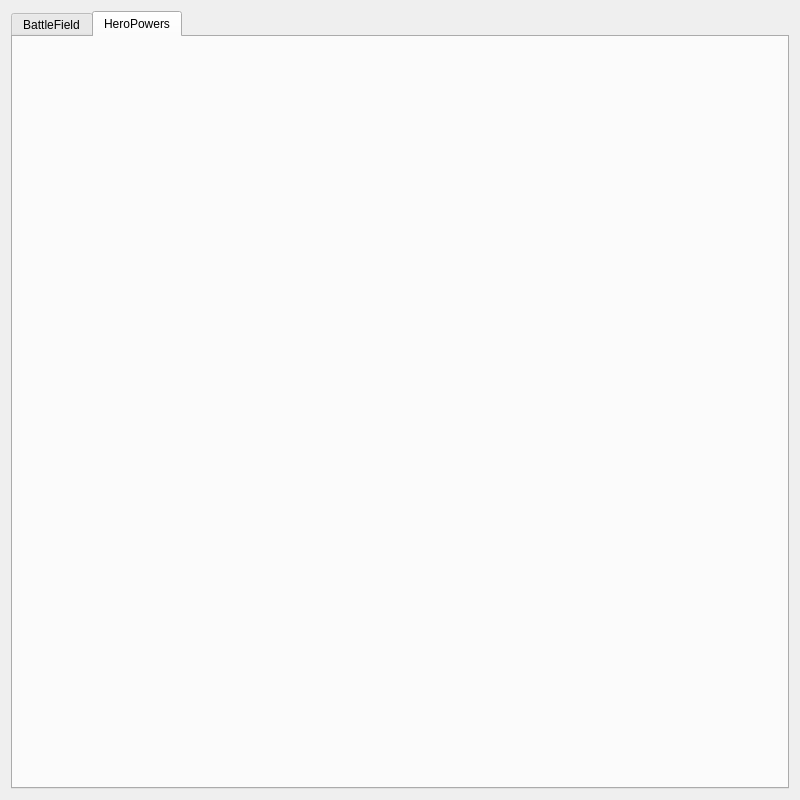
Qt form courses/prog_base_3/NEWproject/courseWork/battlefieldui.ui (Tayum/KPI-Courses) before a commit.
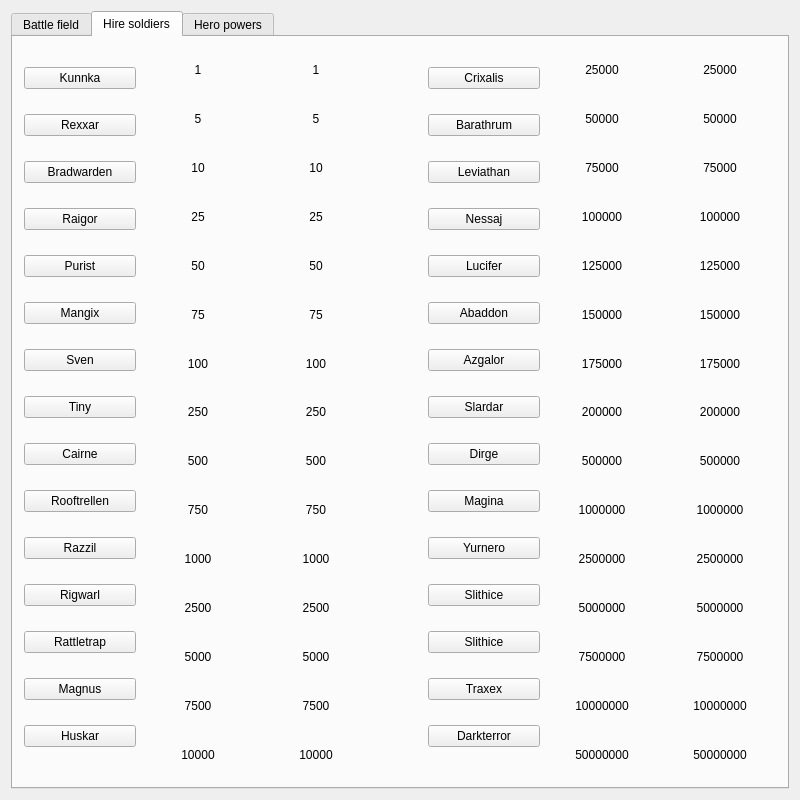
The same form after that commit. The open tabs and pages were chosen to show the change.

```diff
--- a/courses/prog_base_3/NEWproject/courseWork/battlefieldui.ui
+++ b/courses/prog_base_3/NEWproject/courseWork/battlefieldui.ui
@@ -46,7 +46,7 @@
       </property>
       <widget class="QWidget" name="BattleField_tab">
        <attribute name="title">
-        <string>BattleField</string>
+        <string>Battle field</string>
        </attribute>
        <layout class="QGridLayout" name="gridLayout_2">
         <item row="0" column="0">
@@ -195,9 +195,874 @@
         </item>
        </layout>
       </widget>
+      <widget class="QWidget" name="HireArmy_tab">
+       <attribute name="title">
+        <string>Hire soldiers</string>
+       </attribute>
+       <layout class="QGridLayout" name="gridLayout_3">
+        <item row="0" column="0">
+         <layout class="QHBoxLayout" name="horizontalLayout_2">
+          <item>
+           <layout class="QVBoxLayout" name="verticalLayout_4">
+            <item>
+             <widget class="QPushButton" name="soldier_btn_1">
+              <property name="text">
+               <string>Kunnka</string>
+              </property>
+             </widget>
+            </item>
+            <item>
+             <widget class="QPushButton" name="soldier_btn_2">
+              <property name="text">
+               <string>Rexxar</string>
+              </property>
+             </widget>
+            </item>
+            <item>
+             <widget class="QPushButton" name="soldier_btn_3">
+              <property name="text">
+               <string>Bradwarden</string>
+              </property>
+             </widget>
+            </item>
+            <item>
+             <widget class="QPushButton" name="soldier_btn_4">
+              <property name="text">
+               <string>Raigor</string>
+              </property>
+             </widget>
+            </item>
+            <item>
+             <widget class="QPushButton" name="soldier_btn_5">
+              <property name="text">
+               <string>Purist</string>
+              </property>
+             </widget>
+            </item>
+            <item>
+             <widget class="QPushButton" name="soldier_btn_6">
+              <property name="text">
+               <string>Mangix</string>
+              </property>
+             </widget>
+            </item>
+            <item>
+             <widget class="QPushButton" name="soldier_btn_7">
+              <property name="text">
+               <string>Sven</string>
+              </property>
+             </widget>
+            </item>
+            <item>
+             <widget class="QPushButton" name="soldier_btn_8">
+              <property name="text">
+               <string>Tiny</string>
+              </property>
+             </widget>
+            </item>
+            <item>
+             <widget class="QPushButton" name="soldier_btn_9">
+              <property name="text">
+               <string>Cairne</string>
+              </property>
+             </widget>
+            </item>
+            <item>
+             <widget class="QPushButton" name="soldier_btn_10">
+              <property name="text">
+               <string>Rooftrellen</string>
+              </property>
+             </widget>
+            </item>
+            <item>
+             <widget class="QPushButton" name="soldier_btn_11">
+              <property name="text">
+               <string>Razzil</string>
+              </property>
+             </widget>
+            </item>
+            <item>
+             <widget class="QPushButton" name="soldier_btn_12">
+              <property name="text">
+               <string>Rigwarl</string>
+              </property>
+             </widget>
+            </item>
+            <item>
+             <widget class="QPushButton" name="soldier_btn_13">
+              <property name="text">
+               <string>Rattletrap</string>
+              </property>
+             </widget>
+            </item>
+            <item>
+             <widget class="QPushButton" name="soldier_btn_14">
+              <property name="text">
+               <string>Magnus</string>
+              </property>
+             </widget>
+            </item>
+            <item>
+             <widget class="QPushButton" name="soldier_btn_15">
+              <property name="text">
+               <string>Huskar</string>
+              </property>
+             </widget>
+            </item>
+           </layout>
+          </item>
+          <item>
+           <layout class="QVBoxLayout" name="verticalLayout_5">
+            <item>
+             <widget class="QLabel" name="soldier_dmg_lbl_1">
+              <property name="text">
+               <string>1</string>
+              </property>
+              <property name="alignment">
+               <set>Qt::AlignCenter</set>
+              </property>
+             </widget>
+            </item>
+            <item>
+             <widget class="QLabel" name="soldier_dmg_lbl_2">
+              <property name="text">
+               <string>5</string>
+              </property>
+              <property name="alignment">
+               <set>Qt::AlignCenter</set>
+              </property>
+             </widget>
+            </item>
+            <item>
+             <widget class="QLabel" name="soldier_dmg_lbl_3">
+              <property name="text">
+               <string>10</string>
+              </property>
+              <property name="alignment">
+               <set>Qt::AlignCenter</set>
+              </property>
+             </widget>
+            </item>
+            <item>
+             <widget class="QLabel" name="soldier_dmg_lbl_4">
+              <property name="text">
+               <string>25</string>
+              </property>
+              <property name="alignment">
+               <set>Qt::AlignCenter</set>
+              </property>
+             </widget>
+            </item>
+            <item>
+             <widget class="QLabel" name="soldier_dmg_lbl_5">
+              <property name="text">
+               <string>50</string>
+              </property>
+              <property name="alignment">
+               <set>Qt::AlignCenter</set>
+              </property>
+             </widget>
+            </item>
+            <item>
+             <widget class="QLabel" name="soldier_dmg_lbl_6">
+              <property name="text">
+               <string>75</string>
+              </property>
+              <property name="alignment">
+               <set>Qt::AlignCenter</set>
+              </property>
+             </widget>
+            </item>
+            <item>
+             <widget class="QLabel" name="soldier_dmg_lbl_7">
+              <property name="text">
+               <string>100</string>
+              </property>
+              <property name="alignment">
+               <set>Qt::AlignCenter</set>
+              </property>
+             </widget>
+            </item>
+            <item>
+             <widget class="QLabel" name="soldier_dmg_lbl_8">
+              <property name="text">
+               <string>250</string>
+              </property>
+              <property name="alignment">
+               <set>Qt::AlignCenter</set>
+              </property>
+             </widget>
+            </item>
+            <item>
+             <widget class="QLabel" name="soldier_dmg_lbl_9">
+              <property name="text">
+               <string>500</string>
+              </property>
+              <property name="alignment">
+               <set>Qt::AlignCenter</set>
+              </property>
+             </widget>
+            </item>
+            <item>
+             <widget class="QLabel" name="soldier_dmg_lbl_10">
+              <property name="text">
+               <string>750</string>
+              </property>
+              <property name="alignment">
+               <set>Qt::AlignCenter</set>
+              </property>
+             </widget>
+            </item>
+            <item>
+             <widget class="QLabel" name="soldier_dmg_lbl_11">
+              <property name="text">
+               <string>1000</string>
+              </property>
+              <property name="alignment">
+               <set>Qt::AlignCenter</set>
+              </property>
+             </widget>
+            </item>
+            <item>
+             <widget class="QLabel" name="soldier_dmg_lbl_12">
+              <property name="text">
+               <string>2500</string>
+              </property>
+              <property name="alignment">
+               <set>Qt::AlignCenter</set>
+              </property>
+             </widget>
+            </item>
+            <item>
+             <widget class="QLabel" name="soldier_dmg_lbl_13">
+              <property name="text">
+               <string>5000</string>
+              </property>
+              <property name="alignment">
+               <set>Qt::AlignCenter</set>
+              </property>
+             </widget>
+            </item>
+            <item>
+             <widget class="QLabel" name="soldier_dmg_lbl_14">
+              <property name="text">
+               <string>7500</string>
+              </property>
+              <property name="alignment">
+               <set>Qt::AlignCenter</set>
+              </property>
+             </widget>
+            </item>
+            <item>
+             <widget class="QLabel" name="soldier_dmg_lbl_15">
+              <property name="text">
+               <string>10000</string>
+              </property>
+              <property name="alignment">
+               <set>Qt::AlignCenter</set>
+              </property>
+             </widget>
+            </item>
+           </layout>
+          </item>
+          <item>
+           <layout class="QVBoxLayout" name="verticalLayout_6">
+            <item>
+             <widget class="QLabel" name="soldier_price_lbl_1">
+              <property name="text">
+               <string>1</string>
+              </property>
+              <property name="alignment">
+               <set>Qt::AlignCenter</set>
+              </property>
+             </widget>
+            </item>
+            <item>
+             <widget class="QLabel" name="soldier_price_lbl_2">
+              <property name="text">
+               <string>5</string>
+              </property>
+              <property name="alignment">
+               <set>Qt::AlignCenter</set>
+              </property>
+             </widget>
+            </item>
+            <item>
+             <widget class="QLabel" name="soldier_price_lbl_3">
+              <property name="text">
+               <string>10</string>
+              </property>
+              <property name="alignment">
+               <set>Qt::AlignCenter</set>
+              </property>
+             </widget>
+            </item>
+            <item>
+             <widget class="QLabel" name="soldier_price_lbl_4">
+              <property name="text">
+               <string>25</string>
+              </property>
+              <property name="alignment">
+               <set>Qt::AlignCenter</set>
+              </property>
+             </widget>
+            </item>
+            <item>
+             <widget class="QLabel" name="soldier_price_lbl_5">
+              <property name="text">
+               <string>50</string>
+              </property>
+              <property name="alignment">
+               <set>Qt::AlignCenter</set>
+              </property>
+             </widget>
+            </item>
+            <item>
+             <widget class="QLabel" name="soldier_price_lbl_6">
+              <property name="text">
+               <string>75</string>
+              </property>
+              <property name="alignment">
+               <set>Qt::AlignCenter</set>
+              </property>
+             </widget>
+            </item>
+            <item>
+             <widget class="QLabel" name="soldier_price_lbl_7">
+              <property name="text">
+               <string>100</string>
+              </property>
+              <property name="alignment">
+               <set>Qt::AlignCenter</set>
+              </property>
+             </widget>
+            </item>
+            <item>
+             <widget class="QLabel" name="soldier_price_lbl_8">
+              <property name="text">
+               <string>250</string>
+              </property>
+              <property name="alignment">
+               <set>Qt::AlignCenter</set>
+              </property>
+             </widget>
+            </item>
+            <item>
+             <widget class="QLabel" name="soldier_price_lbl_9">
+              <property name="text">
+               <string>500</string>
+              </property>
+              <property name="alignment">
+               <set>Qt::AlignCenter</set>
+              </property>
+             </widget>
+            </item>
+            <item>
+             <widget class="QLabel" name="soldier_price_lbl_10">
+              <property name="text">
+               <string>750</string>
+              </property>
+              <property name="alignment">
+               <set>Qt::AlignCenter</set>
+              </property>
+             </widget>
+            </item>
+            <item>
+             <widget class="QLabel" name="soldier_price_lbl_11">
+              <property name="text">
+               <string>1000</string>
+              </property>
+              <property name="alignment">
+               <set>Qt::AlignCenter</set>
+              </property>
+             </widget>
+            </item>
+            <item>
+             <widget class="QLabel" name="soldier_price_lbl_12">
+              <property name="text">
+               <string>2500</string>
+              </property>
+              <property name="alignment">
+               <set>Qt::AlignCenter</set>
+              </property>
+             </widget>
+            </item>
+            <item>
+             <widget class="QLabel" name="soldier_price_lbl_13">
+              <property name="text">
+               <string>5000</string>
+              </property>
+              <property name="alignment">
+               <set>Qt::AlignCenter</set>
+              </property>
+             </widget>
+            </item>
+            <item>
+             <widget class="QLabel" name="soldier_price_lbl_14">
+              <property name="text">
+               <string>7500</string>
+              </property>
+              <property name="alignment">
+               <set>Qt::AlignCenter</set>
+              </property>
+             </widget>
+            </item>
+            <item>
+             <widget class="QLabel" name="soldier_price_lbl_15">
+              <property name="text">
+               <string>10000</string>
+              </property>
+              <property name="alignment">
+               <set>Qt::AlignCenter</set>
+              </property>
+             </widget>
+            </item>
+           </layout>
+          </item>
+         </layout>
+        </item>
+        <item row="0" column="1">
+         <spacer name="horizontalSpacer">
+          <property name="orientation">
+           <enum>Qt::Horizontal</enum>
+          </property>
+          <property name="sizeType">
+           <enum>QSizePolicy::Fixed</enum>
+          </property>
+          <property name="sizeHint" stdset="0">
+           <size>
+            <width>50</width>
+            <height>20</height>
+           </size>
+          </property>
+         </spacer>
+        </item>
+        <item row="0" column="2">
+         <layout class="QHBoxLayout" name="horizontalLayout_4">
+          <item>
+           <layout class="QVBoxLayout" name="verticalLayout_7">
+            <item>
+             <widget class="QPushButton" name="soldier_2_btn_1">
+              <property name="text">
+               <string>Crixalis</string>
+              </property>
+             </widget>
+            </item>
+            <item>
+             <widget class="QPushButton" name="soldier_2_btn_2">
+              <property name="text">
+               <string>Barathrum</string>
+              </property>
+             </widget>
+            </item>
+            <item>
+             <widget class="QPushButton" name="soldier_2_btn_3">
+              <property name="text">
+               <string>Leviathan</string>
+              </property>
+             </widget>
+            </item>
+            <item>
+             <widget class="QPushButton" name="soldier_2_btn_4">
+              <property name="text">
+               <string>Nessaj</string>
+              </property>
+             </widget>
+            </item>
+            <item>
+             <widget class="QPushButton" name="soldier_2_btn_5">
+              <property name="text">
+               <string>Lucifer</string>
+              </property>
+             </widget>
+            </item>
+            <item>
+             <widget class="QPushButton" name="soldier_2_btn_6">
+              <property name="text">
+               <string>Abaddon</string>
+              </property>
+             </widget>
+            </item>
+            <item>
+             <widget class="QPushButton" name="soldier_2_btn_7">
+              <property name="text">
+               <string>Azgalor</string>
+              </property>
+             </widget>
+            </item>
+            <item>
+             <widget class="QPushButton" name="soldier_2_btn_8">
+              <property name="text">
+               <string>Slardar</string>
+              </property>
+             </widget>
+            </item>
+            <item>
+             <widget class="QPushButton" name="soldier_2_btn_9">
+              <property name="text">
+               <string>Dirge</string>
+              </property>
+             </widget>
+            </item>
+            <item>
+             <widget class="QPushButton" name="soldier_2_btn_10">
+              <property name="text">
+               <string>Magina</string>
+              </property>
+             </widget>
+            </item>
+            <item>
+             <widget class="QPushButton" name="soldier_2_btn_11">
+              <property name="text">
+               <string>Yurnero</string>
+              </property>
+             </widget>
+            </item>
+            <item>
+             <widget class="QPushButton" name="soldier_2_btn_12">
+              <property name="text">
+               <string>Slithice</string>
+              </property>
+             </widget>
+            </item>
+            <item>
+             <widget class="QPushButton" name="soldier_2_btn_13">
+              <property name="text">
+               <string>Slithice</string>
+              </property>
+             </widget>
+            </item>
+            <item>
+             <widget class="QPushButton" name="soldier_2_btn_14">
+              <property name="text">
+               <string>Traxex</string>
+              </property>
+             </widget>
+            </item>
+            <item>
+             <widget class="QPushButton" name="soldier_2_btn_15">
+              <property name="text">
+               <string>Darkterror</string>
+              </property>
+             </widget>
+            </item>
+           </layout>
+          </item>
+          <item>
+           <layout class="QVBoxLayout" name="verticalLayout_8">
+            <item>
+             <widget class="QLabel" name="soldier_2_dmg_lbl_1">
+              <property name="text">
+               <string>25000</string>
+              </property>
+              <property name="alignment">
+               <set>Qt::AlignCenter</set>
+              </property>
+             </widget>
+            </item>
+            <item>
+             <widget class="QLabel" name="soldier_2_dmg_lbl_2">
+              <property name="text">
+               <string>50000</string>
+              </property>
+              <property name="alignment">
+               <set>Qt::AlignCenter</set>
+              </property>
+             </widget>
+            </item>
+            <item>
+             <widget class="QLabel" name="soldier_2_dmg_lbl_3">
+              <property name="text">
+               <string>75000</string>
+              </property>
+              <property name="alignment">
+               <set>Qt::AlignCenter</set>
+              </property>
+             </widget>
+            </item>
+            <item>
+             <widget class="QLabel" name="soldier_2_dmg_lbl_4">
+              <property name="text">
+               <string>100000</string>
+              </property>
+              <property name="alignment">
+               <set>Qt::AlignCenter</set>
+              </property>
+             </widget>
+            </item>
+            <item>
+             <widget class="QLabel" name="soldier_2_dmg_lbl_5">
+              <property name="text">
+               <string>125000</string>
+              </property>
+              <property name="alignment">
+               <set>Qt::AlignCenter</set>
+              </property>
+             </widget>
+            </item>
+            <item>
+             <widget class="QLabel" name="soldier_2_dmg_lbl_6">
+              <property name="text">
+               <string>150000</string>
+              </property>
+              <property name="alignment">
+               <set>Qt::AlignCenter</set>
+              </property>
+             </widget>
+            </item>
+            <item>
+             <widget class="QLabel" name="soldier_2_dmg_lbl_7">
+              <property name="text">
+               <string>175000</string>
+              </property>
+              <property name="alignment">
+               <set>Qt::AlignCenter</set>
+              </property>
+             </widget>
+            </item>
+            <item>
+             <widget class="QLabel" name="soldier_2_dmg_lbl_8">
+              <property name="text">
+               <string>200000</string>
+              </property>
+              <property name="alignment">
+               <set>Qt::AlignCenter</set>
+              </property>
+             </widget>
+            </item>
+            <item>
+             <widget class="QLabel" name="soldier_2_dmg_lbl_9">
+              <property name="text">
+               <string>500000</string>
+              </property>
+              <property name="alignment">
+               <set>Qt::AlignCenter</set>
+              </property>
+             </widget>
+            </item>
+            <item>
+             <widget class="QLabel" name="soldier_2_dmg_lbl_10">
+              <property name="text">
+               <string>1000000</string>
+              </property>
+              <property name="alignment">
+               <set>Qt::AlignCenter</set>
+              </property>
+             </widget>
+            </item>
+            <item>
+             <widget class="QLabel" name="soldier_2_dmg_lbl_11">
+              <property name="text">
+               <string>2500000</string>
+              </property>
+              <property name="alignment">
+               <set>Qt::AlignCenter</set>
+              </property>
+             </widget>
+            </item>
+            <item>
+             <widget class="QLabel" name="soldier_2_dmg_lbl_12">
+              <property name="text">
+               <string>5000000</string>
+              </property>
+              <property name="alignment">
+               <set>Qt::AlignCenter</set>
+              </property>
+             </widget>
+            </item>
+            <item>
+             <widget class="QLabel" name="soldier_2_dmg_lbl_13">
+              <property name="text">
+               <string>7500000</string>
+              </property>
+              <property name="alignment">
+               <set>Qt::AlignCenter</set>
+              </property>
+             </widget>
+            </item>
+            <item>
+             <widget class="QLabel" name="soldier_2_dmg_lbl_14">
+              <property name="text">
+               <string>10000000</string>
+              </property>
+              <property name="alignment">
+               <set>Qt::AlignCenter</set>
+              </property>
+             </widget>
+            </item>
+            <item>
+             <widget class="QLabel" name="soldier_2_dmg_lbl_15">
+              <property name="text">
+               <string>50000000</string>
+              </property>
+              <property name="alignment">
+               <set>Qt::AlignCenter</set>
+              </property>
+             </widget>
+            </item>
+           </layout>
+          </item>
+          <item>
+           <layout class="QVBoxLayout" name="verticalLayout_9">
+            <item>
+             <widget class="QLabel" name="soldier_2_price_lbl_1">
+              <property name="text">
+               <string>25000</string>
+              </property>
+              <property name="alignment">
+               <set>Qt::AlignCenter</set>
+              </property>
+             </widget>
+            </item>
+            <item>
+             <widget class="QLabel" name="soldier_2_price_lbl_2">
+              <property name="text">
+               <string>50000</string>
+              </property>
+              <property name="alignment">
+               <set>Qt::AlignCenter</set>
+              </property>
+             </widget>
+            </item>
+            <item>
+             <widget class="QLabel" name="soldier_2_price_lbl_3">
+              <property name="text">
+               <string>75000</string>
+              </property>
+              <property name="alignment">
+               <set>Qt::AlignCenter</set>
+              </property>
+             </widget>
+            </item>
+            <item>
+             <widget class="QLabel" name="soldier_2_price_lbl_4">
+              <property name="text">
+               <string>100000</string>
+              </property>
+              <property name="alignment">
+               <set>Qt::AlignCenter</set>
+              </property>
+             </widget>
+            </item>
+            <item>
+             <widget class="QLabel" name="soldier_2_price_lbl_5">
+              <property name="text">
+               <string>125000</string>
+              </property>
+              <property name="alignment">
+               <set>Qt::AlignCenter</set>
+              </property>
+             </widget>
+            </item>
+            <item>
+             <widget class="QLabel" name="soldier_2_price_lbl_6">
+              <property name="text">
+               <string>150000</string>
+              </property>
+              <property name="alignment">
+               <set>Qt::AlignCenter</set>
+              </property>
+             </widget>
+            </item>
+            <item>
+             <widget class="QLabel" name="soldier_2_price_lbl_7">
+              <property name="text">
+               <string>175000</string>
+              </property>
+              <property name="alignment">
+               <set>Qt::AlignCenter</set>
+              </property>
+             </widget>
+            </item>
+            <item>
+             <widget class="QLabel" name="soldier_2_price_lbl_8">
+              <property name="text">
+               <string>200000</string>
+              </property>
+              <property name="alignment">
+               <set>Qt::AlignCenter</set>
+              </property>
+             </widget>
+            </item>
+            <item>
+             <widget class="QLabel" name="soldier_2_price_lbl_9">
+              <property name="text">
+               <string>500000</string>
+              </property>
+              <property name="alignment">
+               <set>Qt::AlignCenter</set>
+              </property>
+             </widget>
+            </item>
+            <item>
+             <widget class="QLabel" name="soldier_2_price_lbl_10">
+              <property name="text">
+               <string>1000000</string>
+              </property>
+              <property name="alignment">
+               <set>Qt::AlignCenter</set>
+              </property>
+             </widget>
+            </item>
+            <item>
+             <widget class="QLabel" name="soldier_2_price_lbl_11">
+              <property name="text">
+               <string>2500000</string>
+              </property>
+              <property name="alignment">
+               <set>Qt::AlignCenter</set>
+              </property>
+             </widget>
+            </item>
+            <item>
+             <widget class="QLabel" name="soldier_2_price_lbl_12">
+              <property name="text">
+               <string>5000000</string>
+              </property>
+              <property name="alignment">
+               <set>Qt::AlignCenter</set>
+              </property>
+             </widget>
+            </item>
+            <item>
+             <widget class="QLabel" name="soldier_2_price_lbl_13">
+              <property name="text">
+               <string>7500000</string>
+              </property>
+              <property name="alignment">
+               <set>Qt::AlignCenter</set>
+              </property>
+             </widget>
+            </item>
+            <item>
+             <widget class="QLabel" name="soldier_2_price_lbl_14">
+              <property name="text">
+               <string>10000000</string>
+              </property>
+              <property name="alignment">
+               <set>Qt::AlignCenter</set>
+              </property>
+             </widget>
+            </item>
+            <item>
+             <widget class="QLabel" name="soldier_2_price_lbl_15">
+              <property name="text">
+               <string>50000000</string>
+              </property>
+              <property name="alignment">
+               <set>Qt::AlignCenter</set>
+              </property>
+             </widget>
+            </item>
+           </layout>
+          </item>
+         </layout>
+        </item>
+       </layout>
+      </widget>
       <widget class="QWidget" name="HeroPowers_tab">
        <attribute name="title">
-        <string>HeroPowers</string>
+        <string>Hero powers</string>
        </attribute>
       </widget>
      </widget>
```
Left out of the diff: 235 changed lines with no effect on the pictures.
